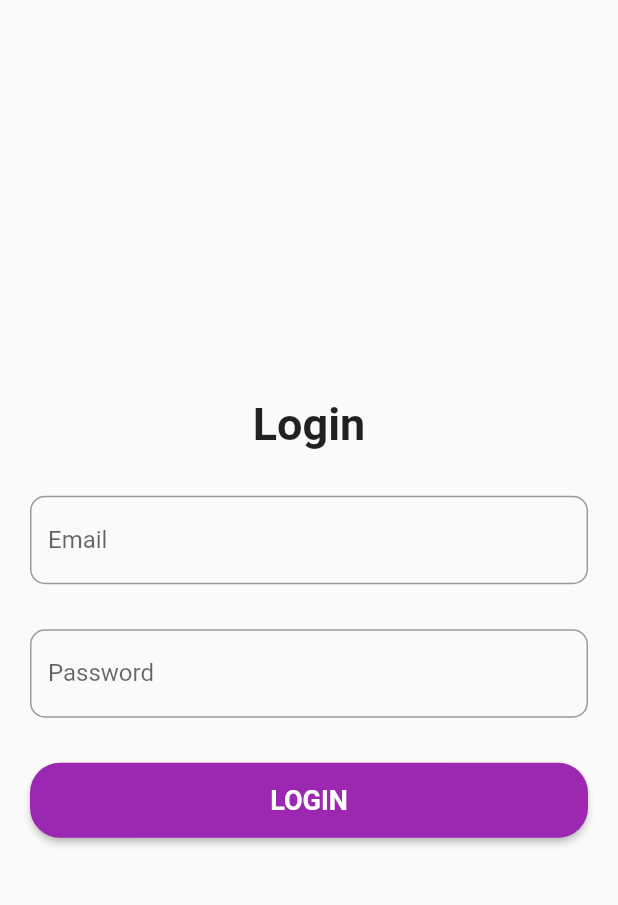
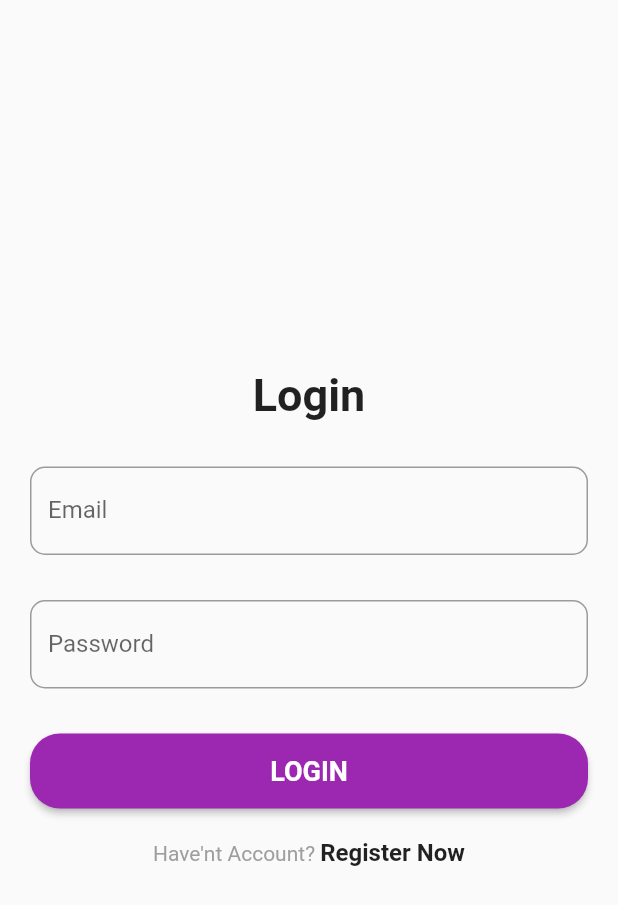
Before and after one commit to fathonix/CRUD-API-Flutter, a Flutter app: the screen it shows after launch, on a phone screen of 412 x 824 dp. Shown: the top 905 px of the screen. Run offline on Flutter 3.47's test engine with Material 2 defaults, Android fonts, the phone set to English and light mode, and no system bars; our stand-ins replace flutter_secure_storage, validators.

Commit message:
Navigasi ke Register

```diff
--- a/lib/pages/login_page.dart
+++ b/lib/pages/login_page.dart
@@ -136,6 +136,21 @@ class _LoginPageState extends State<LoginPage> {
                                     fontWeight: FontWeight.bold,
                                   ),
                                 ))),
+                  const SizedBox(
+                    height: 20,
+                  ),
+                  const Text.rich(TextSpan(children: <InlineSpan>[
+                    TextSpan(
+                        text: 'Have\'nt Account? ',
+                        style: TextStyle(
+                          color: Colors.grey,
+                        )),
+                    TextSpan(
+                      text: 'Register Now',
+                      style:
+                          TextStyle(fontSize: 16, fontWeight: FontWeight.bold),
+                    ),
+                  ])),
                 ],
               ),
             ),
```
Also changed, not shown: lib/pages/home_page.dart (+38 -1 lines).
